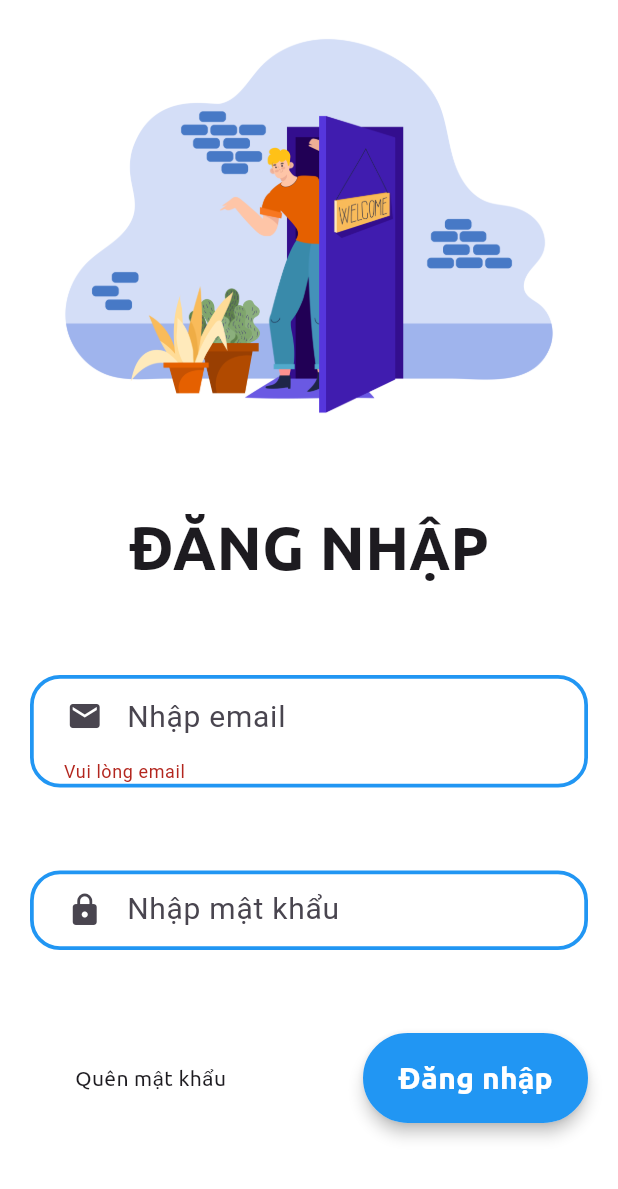
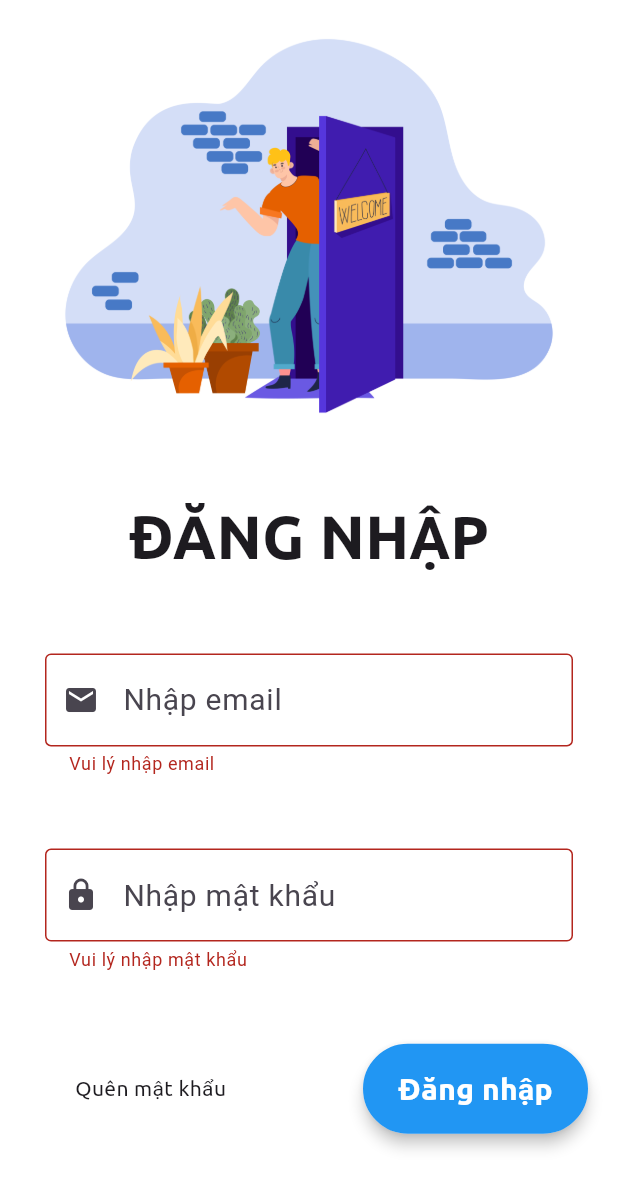
Before and after one commit to longnguyen-cyber/cnm-mobile, a Flutter app: the LoginScreen screen opened by its route, after a tap on "Đăng nhập", on a phone screen of 412 x 824 dp. Shown: the top 1189 px of the screen. Run offline on Flutter 3.47's test engine with Material 3 defaults, Android fonts, the phone set to English and light mode, and no system bars; drawn by our look-alikes of loading_overlay; our stand-ins replace rflutter_alert.

Commit message:
feat(auth): form đăng nhập

```diff
--- a/lib/components/components.dart
+++ b/lib/components/components.dart
@@ -93,13 +93,13 @@ class CustomTextField extends StatelessWidget {
       padding: const EdgeInsets.symmetric(
         horizontal: 10,
       ),
-      decoration: BoxDecoration(
-        borderRadius: BorderRadius.circular(20),
-        border: Border.all(
-          width: 2.5,
-          color: kTextColor,
-        ),
-      ),
+      // decoration: BoxDecoration(
+      //   borderRadius: BorderRadius.circular(20),
+      //   border: Border.all(
+      //     width: 2.5,
+      //     color: kTextColor,
+      //   ),
+      // ),
       child: textField,
     );
   }
--- a/lib/constants.dart
+++ b/lib/constants.dart
@@ -3,7 +3,11 @@ import 'package:flutter/material.dart';
 const Color kBackgroundColor = Colors.white;
 const Color kTextColor = Colors.blue;
 const InputDecoration kTextInputDecoration = InputDecoration(
-  border: InputBorder.none,
-  hintText: '',
-  // ),
-);
+    border: OutlineInputBorder(),
+    hintText: '',
+    focusedBorder: OutlineInputBorder(
+      borderSide: BorderSide(color: kTextColor, width: 2.0),
+    )
+
+    // ),
+    );
--- a/lib/screens/login_screen.dart
+++ b/lib/screens/login_screen.dart
@@ -4,7 +4,6 @@ import 'package:zalo_app/constants.dart';
 import 'package:zalo_app/screens/welcome.dart';
 import 'package:loading_overlay/loading_overlay.dart';
 import 'package:zalo_app/screens/home_screen.dart';
-import 'package:firebase_auth/firebase_auth.dart';
 
 class LoginScreen extends StatefulWidget {
   const LoginScreen({super.key});
@@ -56,12 +55,18 @@ class _LoginScreenState extends State<LoginScreen> {
                                   fontSize: 20,
                                 ),
                                 decoration: kTextInputDecoration.copyWith(
-                                  contentPadding: const EdgeInsets.all(10),
+                                    // contentPadding: const EdgeInsets.all(10),
                                     hintText: 'Nhập email',
                                     prefixIcon: const Icon(Icons.email)),
-                              validator: (value) =>
-                                  value!.isEmpty ? 'Vui lòng email' : null,
-                            ),
+                                validator: (value) {
+                                  if (value == null || value.isEmpty) {
+                                    return 'Vui lý nhập email';
+                                  }
+                                  if (!value.contains('@')) {
+                                    return 'Email không hợp lệ';
+                                  }
+                                  return null;
+                                }),
                           ),
                           CustomTextField(
                             textField: TextFormField(
@@ -74,8 +79,18 @@ class _LoginScreenState extends State<LoginScreen> {
                               ),
                               decoration: kTextInputDecoration.copyWith(
                                 hintText: 'Nhập mật khẩu',
-                                prefixIcon: Icon(Icons.lock),
+                                prefixIcon: const Icon(Icons.lock),
                               ),
+                              validator: (value) {
+                                if (value == null || value.isEmpty) {
+                                  return 'Vui lý nhập mật khẩu';
+                                }
+                                if (value.length < 6) {
+                                  return 'Mật khẩu ít nhất là 6 kí tự';
+                                }
+
+                                return null;
+                              },
                             ),
                           ),
                           CustomBottomScreen(
@@ -87,12 +102,18 @@ class _LoginScreenState extends State<LoginScreen> {
                               if (_formKey.currentState!.validate()) {
                                 // If the form is valid, display a snackbar. In the real world,
                                 // you'd often call a server or save the information in a database.
-                                // ScaffoldMessenger.of(context).showSnackBar(
-                                //   const SnackBar(
-                                //       content: Text('Processing Data')),
-                                // );
+                                ScaffoldMessenger.of(context).showSnackBar(
+                                  const SnackBar(
+                                      content: Text(
+                                    'Đang đăng nhập',
+                                    style: TextStyle(
+                                        fontSize: 20, color: Colors.blue),
+                                  )),
+                                );
+                                Navigator.pushNamed(context, WelcomeScreen.id);
                               }
                             },
+
                             // buttonPressed: () async {
                             //   if (!_formKey.currentState!.validate()) {
 
```
Lines whose indentation alone changed are shown as unchanged.
